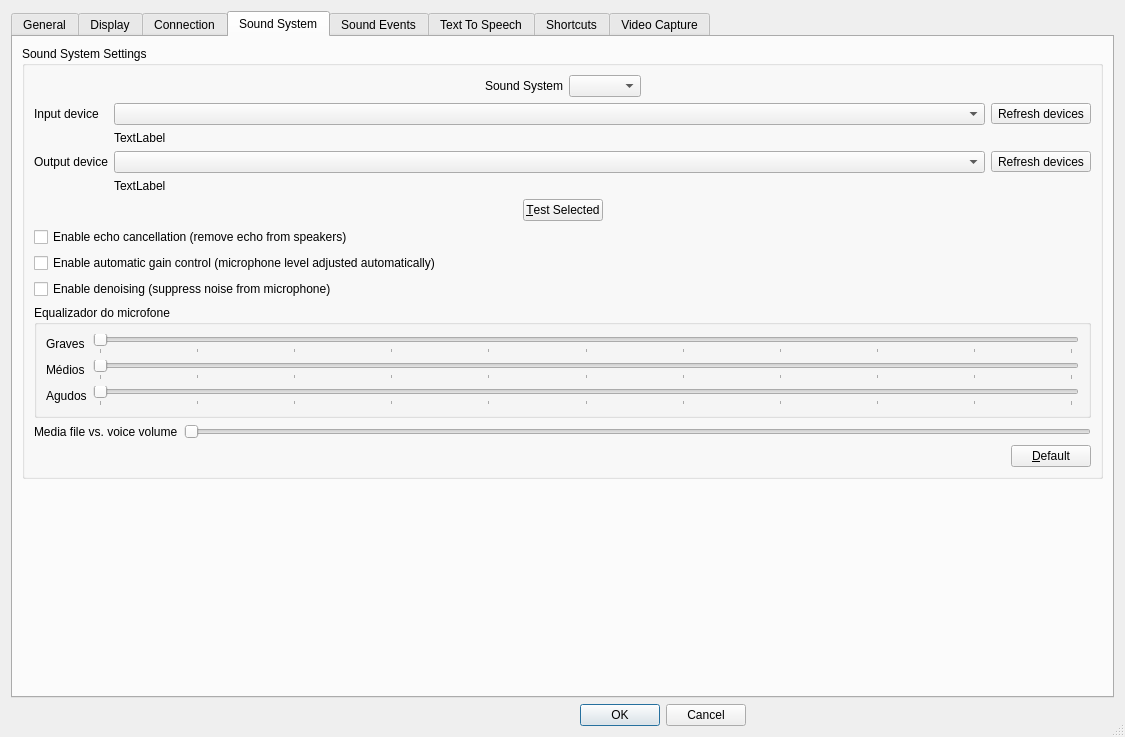
The window that Client/qtTeamTalk/preferences.ui (joao465/TeamTalk5Pro) describes before a commit, drawn with Qt 5.
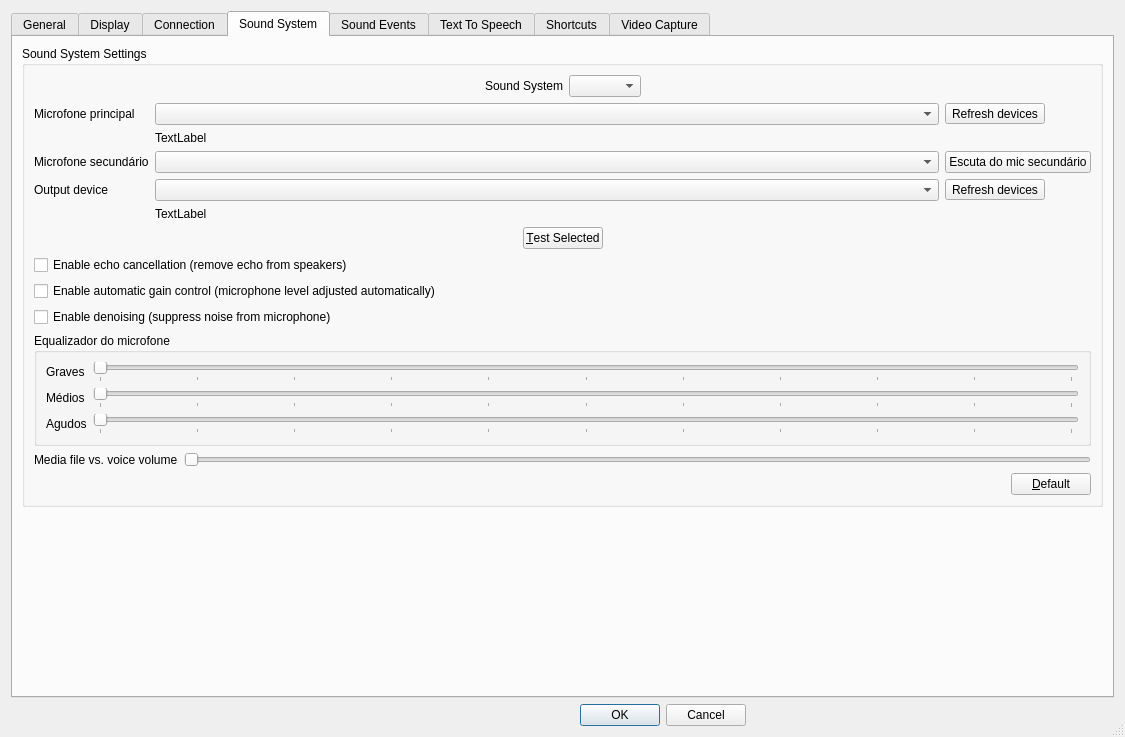
The same window after the commit. The open tabs and pages were chosen to show the change. Icons and pictures are not drawn. Custom widgets are drawn as their Qt base class.

Commit message: Add secondary microphone input and monitor

```diff
--- a/Client/qtTeamTalk/preferences.ui
+++ b/Client/qtTeamTalk/preferences.ui
@@ -1207,7 +1207,7 @@
             <item row="0" column="0">
              <widget class="QLabel" name="label_12">
               <property name="text">
-               <string>Input device</string>
+               <string>Microfone principal</string>
               </property>
               <property name="buddy">
                <cstring>inputdevBox</cstring>
@@ -1251,6 +1251,29 @@
              </widget>
             </item>
             <item row="2" column="0">
+   <widget class="QLabel" name="secondaryInputLabel">
+    <property name="text">
+     <string>Microfone secundário</string>
+    </property>
+    <property name="buddy">
+     <cstring>secondaryInputDevBox</cstring>
+    </property>
+   </widget>
+  </item>
+  <item row="2" column="1">
+   <widget class="QComboBox" name="secondaryInputDevBox"/>
+  </item>
+  <item row="2" column="2">
+   <widget class="QPushButton" name="secondaryMicListenButton">
+    <property name="text">
+     <string>Escuta do mic secundário</string>
+    </property>
+    <property name="checkable">
+     <bool>true</bool>
+    </property>
+   </widget>
+  </item>
+  <item row="3" column="0">
              <widget class="QLabel" name="label_14">
               <property name="text">
                <string>Output device</string>
@@ -1260,10 +1283,10 @@
               </property>
              </widget>
             </item>
-            <item row="2" column="1">
+                        <item row="3" column="1">
              <widget class="QComboBox" name="outputdevBox"/>
             </item>
-            <item row="2" column="2">
+                        <item row="3" column="2">
              <widget class="QToolButton" name="refreshoutputButton">
               <property name="text">
                <string>Refresh devices</string>
@@ -1280,7 +1303,7 @@
               </property>
              </widget>
             </item>
-            <item row="3" column="1">
+                        <item row="4" column="1">
              <widget class="QLabel" name="outputinfoLabel">
               <property name="focusPolicy">
                <enum>Qt::FocusPolicy::StrongFocus</enum>
```
Lines whose indentation alone changed are shown as unchanged. The commit also changes 11 other files.
